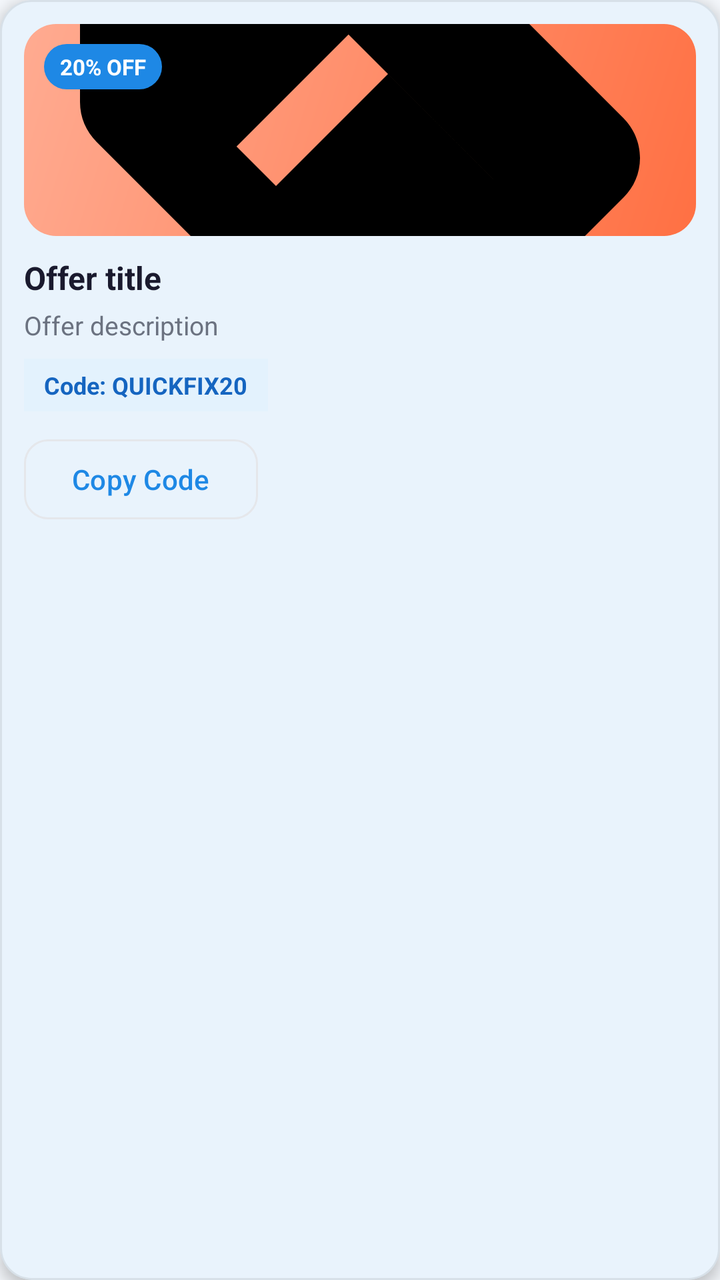
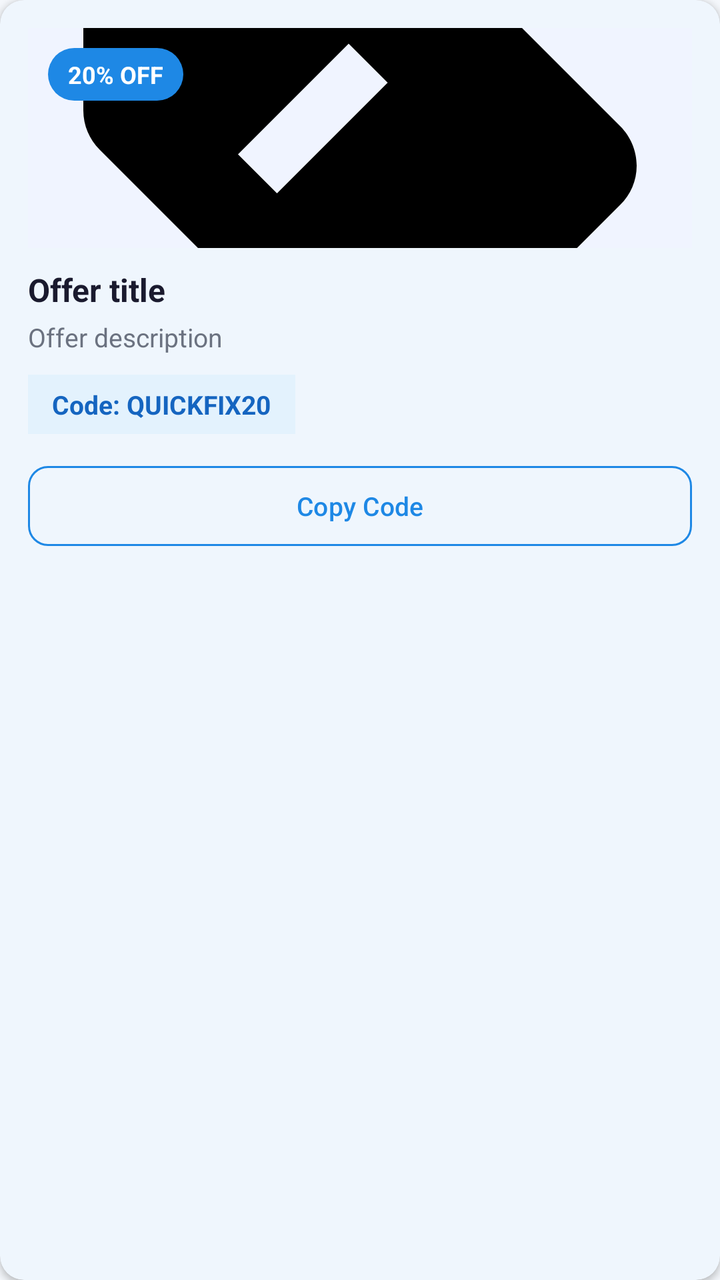

The first picture is an Android layout as it rendered before a commit; the second is the same layout after the commit. The layout source and the unified diff follow.
<!-- AndroidManifest.xml: application theme Theme.QuickFix -->
<!-- res/layout/item_home_offer.xml -->
<?xml version="1.0" encoding="utf-8"?>
<com.google.android.material.card.MaterialCardView
    xmlns:android="http://schemas.android.com/apk/res/android"
    xmlns:app="http://schemas.android.com/apk/res-auto"
    android:layout_width="260dp"
    android:layout_height="wrap_content"
    android:layout_marginEnd="12dp"
    android:clickable="true"
    android:focusable="true"
    app:cardCornerRadius="16dp"
    app:cardElevation="4dp"
    app:strokeColor="#14000000"
    app:strokeWidth="1dp">

    <LinearLayout
        android:layout_width="match_parent"
        android:layout_height="wrap_content"
        android:orientation="vertical"
        android:padding="12dp">

        <FrameLayout
            android:layout_width="match_parent"
            android:layout_height="106dp"
            android:background="@drawable/bg_promo_card">

            <ImageView
                android:id="@+id/ivHomeOfferImage"
                android:layout_width="match_parent"
                android:layout_height="match_parent"
                android:contentDescription="@string/home_offer_image"
                android:scaleType="centerCrop"
                android:src="@drawable/ic_offers" />

            <TextView
                android:id="@+id/tvHomeOfferDiscount"
                android:layout_width="wrap_content"
                android:layout_height="wrap_content"
                android:layout_gravity="top|start"
                android:layout_margin="10dp"
                android:background="@drawable/bg_badge_round"
                android:paddingStart="8dp"
                android:paddingTop="4dp"
                android:paddingEnd="8dp"
                android:paddingBottom="4dp"
                android:text="@string/home_offer_discount_sample"
                android:textColor="@color/white"
                android:textSize="11sp"
                android:textStyle="bold" />
        </FrameLayout>

        <TextView
            android:id="@+id/tvHomeOfferTitle"
            android:layout_width="match_parent"
            android:layout_height="wrap_content"
            android:layout_marginTop="10dp"
            android:ellipsize="end"
            android:maxLines="1"
            android:text="@string/home_offer_title_placeholder"
            android:textColor="@color/text_primary"
            android:textSize="16sp"
            android:textStyle="bold" />

        <TextView
            android:id="@+id/tvHomeOfferDescription"
            android:layout_width="match_parent"
            android:layout_height="wrap_content"
            android:layout_marginTop="4dp"
            android:ellipsize="end"
            android:maxLines="2"
            android:text="@string/home_offer_description_placeholder"
            android:textColor="@color/text_secondary"
            android:textSize="13sp" />

        <TextView
            android:id="@+id/tvHomeOfferCode"
            android:layout_width="wrap_content"
            android:layout_height="wrap_content"
            android:layout_marginTop="8dp"
            android:background="@color/primary_light"
            android:paddingStart="10dp"
            android:paddingTop="5dp"
            android:paddingEnd="10dp"
            android:paddingBottom="5dp"
            android:text="@string/home_offer_code_placeholder"
            android:textColor="@color/primary_dark"
            android:textSize="12sp"
            android:textStyle="bold" />

        <com.google.android.material.button.MaterialButton
            android:id="@+id/copyBtn"
            style="@style/Widget.Material3.Button.OutlinedButton"
            android:layout_width="wrap_content"
            android:layout_height="wrap_content"
            android:layout_marginTop="10dp"
            android:text="@string/offer_copy_code"
            app:cornerRadius="12dp" />

    </LinearLayout>

</com.google.android.material.card.MaterialCardView>
<!-- resources referenced by this layout -->
<resources>
  <color name="primary_dark">#1565C0</color>
  <color name="primary_light">#E3F2FD</color>
  <color name="text_primary">#1A1A2E</color>
  <color name="text_secondary">#6B7280</color>
  <color name="white">#FFFFFFFF</color>
  <!-- drawable bg_badge_round (drawable) -->
  <?xml version="1.0" encoding="utf-8"?>
  <shape xmlns:android="http://schemas.android.com/apk/res/android">
      <solid android:color="#1E88E5"/>
      <corners android:radius="20dp"/>
  </shape>
  <!-- drawable bg_promo_card (drawable) -->
  <?xml version="1.0" encoding="utf-8"?>
  <shape xmlns:android="http://schemas.android.com/apk/res/android"
      android:shape="rectangle">
      <corners android:radius="16dp" />
      <gradient
          android:angle="135"
          android:startColor="#FF7043"
          android:endColor="#FFAB91" />
  </shape>
  <string name="home_offer_code_placeholder">Code: QUICKFIX20</string>
  <string name="home_offer_description_placeholder">Offer description</string>
  <string name="home_offer_discount_sample">20% OFF</string>
  <string name="home_offer_image">Offer image</string>
  <string name="home_offer_title_placeholder">Offer title</string>
  <string name="offer_copy_code">Copy Code</string>
  <style name="Theme.QuickFix" parent="Base.Theme.QuickFix" />
  <color name="primary">#1E88E5</color>
  <color name="accent_green">#43A047</color>
  <color name="screen_background">#F4F7FB</color>
  <color name="card_bg">#FFFFFF</color>
  <color name="surface_variant">#F5F7FA</color>
  <color name="divider">#E5E7EB</color>
  <style name="Theme.QuickFix.AdminDialog" parent="ThemeOverlay.Material3.MaterialAlertDialog">
          <item name="colorSurface">@color/card_bg</item>
          <item name="colorOnSurface">@color/text_primary</item>
          <item name="colorOutline">@color/divider</item>
      </style>
  <style name="Theme.QuickFix.BottomSheet" parent="ThemeOverlay.Material3.BottomSheetDialog">
          <item name="colorSurface">@color/card_bg</item>
          <item name="colorOnSurface">@color/text_primary</item>
          <item name="android:colorBackground">@color/card_bg</item>
      </style>
  <style name="Widget.QuickFix.Button" parent="Widget.Material3.Button">
          <item name="backgroundTint">@color/primary</item>
          <item name="android:textColor">@color/white</item>
      </style>
  <style name="Widget.QuickFix.Chip.Filter" parent="Widget.Material3.Chip.Filter">
          <item name="chipBackgroundColor">@color/surface_variant</item>
          <item name="android:textColor">@color/text_primary</item>
          <item name="checkedIconTint">@color/primary</item>
      </style>
  <style name="Widget.QuickFix.TextInputLayout" parent="Widget.Material3.TextInputLayout.OutlinedBox">
          <item name="boxBackgroundColor">@color/input_background</item>
          <item name="boxStrokeColor">@color/input_stroke</item>
          <item name="boxStrokeErrorColor">@color/error_red</item>
          <item name="hintTextColor">@color/input_hint</item>
          <item name="startIconTint">@color/input_icon</item>
          <item name="endIconTint">@color/input_icon</item>
          <item name="boxStrokeWidthFocused">2dp</item>
      </style>
  <color name="input_background">#FFFFFF</color>
  <color name="input_stroke">#1E88E5</color>
  <color name="error_red">#D32F2F</color>
  <color name="input_hint">#6B7280</color>
  <color name="input_icon">#455A64</color>
  <!-- unchanged entries left out for length: 2 -->
</resources>

<!-- the commit's change to res/layout/item_home_offer.xml (unified diff, before → after) -->
@@ -7,21 +7,22 @@
     android:layout_marginEnd="12dp"
     android:clickable="true"
     android:focusable="true"
-    app:cardCornerRadius="16dp"
-    app:cardElevation="4dp"
-    app:strokeColor="#14000000"
-    app:strokeWidth="1dp">
+    app:cardCornerRadius="12dp"
+    app:cardElevation="2dp"
+    app:cardBackgroundColor="#FFFFFF"
+    app:strokeWidth="0dp">
 
     <LinearLayout
         android:layout_width="match_parent"
         android:layout_height="wrap_content"
         android:orientation="vertical"
-        android:padding="12dp">
+        android:padding="14dp">
 
         <FrameLayout
             android:layout_width="match_parent"
-            android:layout_height="106dp"
-            android:background="@drawable/bg_promo_card">
+            android:layout_height="110dp"
+            android:background="#F0F4FF"
+            android:elevation="0dp">
 
             <ImageView
                 android:id="@+id/ivHomeOfferImage"
@@ -38,13 +39,13 @@
                 android:layout_gravity="top|start"
                 android:layout_margin="10dp"
                 android:background="@drawable/bg_badge_round"
-                android:paddingStart="8dp"
-                android:paddingTop="4dp"
-                android:paddingEnd="8dp"
-                android:paddingBottom="4dp"
+                android:paddingStart="10dp"
+                android:paddingTop="5dp"
+                android:paddingEnd="10dp"
+                android:paddingBottom="5dp"
                 android:text="@string/home_offer_discount_sample"
                 android:textColor="@color/white"
-                android:textSize="11sp"
+                android:textSize="12sp"
                 android:textStyle="bold" />
         </FrameLayout>
 
@@ -75,25 +76,28 @@
             android:id="@+id/tvHomeOfferCode"
             android:layout_width="wrap_content"
             android:layout_height="wrap_content"
-            android:layout_marginTop="8dp"
-            android:background="@color/primary_light"
-            android:paddingStart="10dp"
-            android:paddingTop="5dp"
-            android:paddingEnd="10dp"
-            android:paddingBottom="5dp"
+            android:layout_marginTop="10dp"
+            android:background="#E3F2FD"
+            android:paddingStart="12dp"
+            android:paddingTop="6dp"
+            android:paddingEnd="12dp"
+            android:paddingBottom="6dp"
             android:text="@string/home_offer_code_placeholder"
             android:textColor="@color/primary_dark"
-            android:textSize="12sp"
+            android:textSize="13sp"
             android:textStyle="bold" />
 
         <com.google.android.material.button.MaterialButton
             android:id="@+id/copyBtn"
             style="@style/Widget.Material3.Button.OutlinedButton"
-            android:layout_width="wrap_content"
+            android:layout_width="match_parent"
             android:layout_height="wrap_content"
-            android:layout_marginTop="10dp"
+            android:layout_marginTop="12dp"
             android:text="@string/offer_copy_code"
-            app:cornerRadius="12dp" />
+            android:textSize="13sp"
+            app:cornerRadius="10dp"
+            app:strokeWidth="1dp"
+            app:strokeColor="@color/primary" />
 
     </LinearLayout>
 
<!-- resource entries referenced after the edit -->
@@ -1,7 +1,6 @@
 <!-- resources referenced by this layout -->
 <resources>
   <color name="primary_dark">#1565C0</color>
-  <color name="primary_light">#E3F2FD</color>
   <color name="text_primary">#1A1A2E</color>
   <color name="text_secondary">#6B7280</color>
   <color name="white">#FFFFFFFF</color>
@@ -10,16 +9,6 @@
   <shape xmlns:android="http://schemas.android.com/apk/res/android">
       <solid android:color="#1E88E5"/>
       <corners android:radius="20dp"/>
-  </shape>
-  <!-- drawable bg_promo_card (drawable) -->
-  <?xml version="1.0" encoding="utf-8"?>
-  <shape xmlns:android="http://schemas.android.com/apk/res/android"
-      android:shape="rectangle">
-      <corners android:radius="16dp" />
-      <gradient
-          android:angle="135"
-          android:startColor="#FF7043"
-          android:endColor="#FFAB91" />
   </shape>
   <string name="home_offer_code_placeholder">Code: QUICKFIX20</string>
   <string name="home_offer_description_placeholder">Offer description</string>
